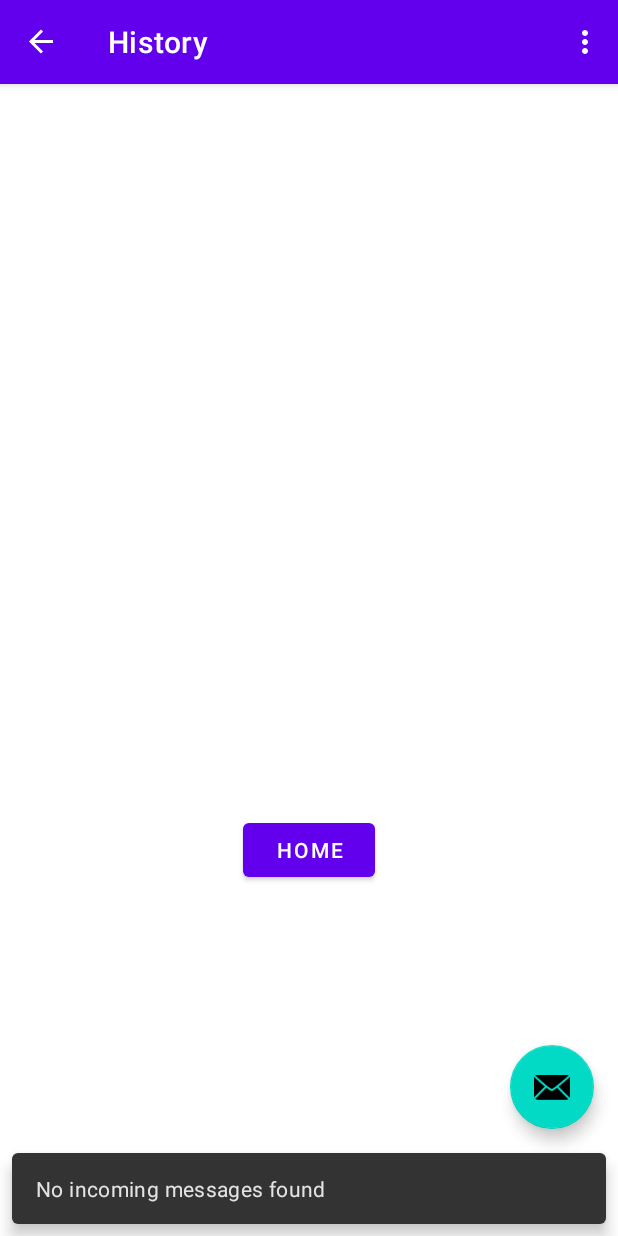
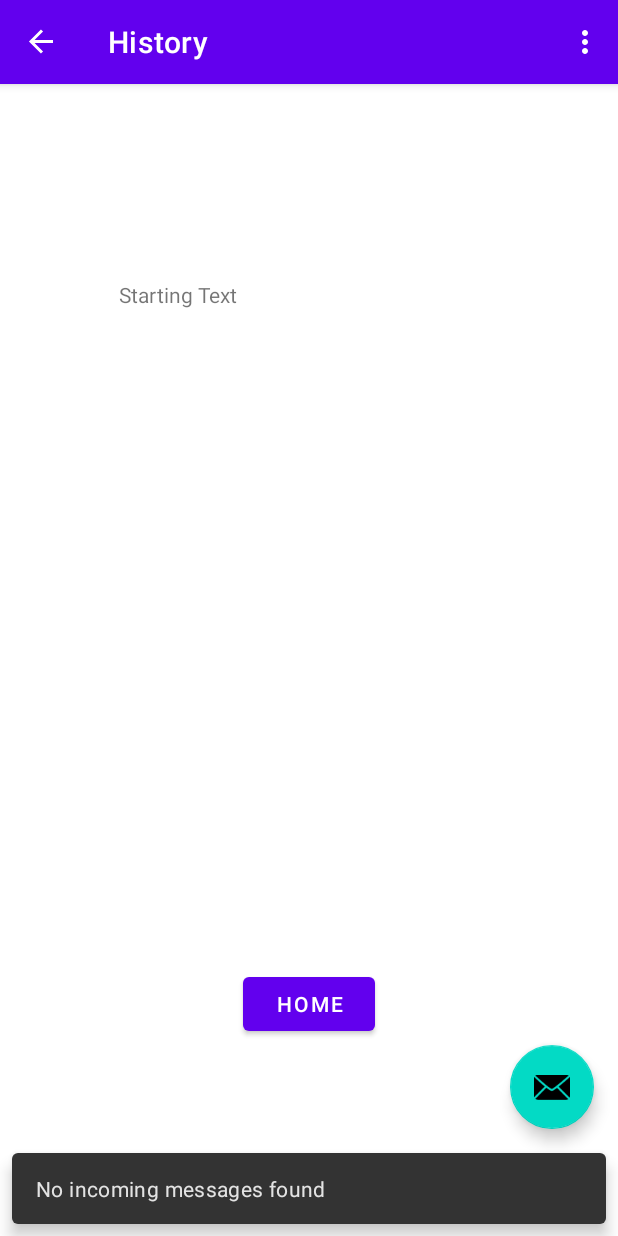
Before and after one commit to ibarraz5/capstone1-android, an Android app: the HistoryFragment screen opened through its navigation route, after a tap on an icon or button, on a phone screen of 412 x 824 dp. Run offline under Robolectric (Android 15) with nearby library versions, the phone set to English and light mode, and no system bars; our stand-ins replace navigation-ui; libraries missing offline, so code that uses them is left out: com.tickaroo.tikxml.

Commit message:
Add editable History for setting message text

```diff
--- a/WEAMobileApp/app/src/main/java/com/wea/mobileapp/HistoryFragment.java
+++ b/WEAMobileApp/app/src/main/java/com/wea/mobileapp/HistoryFragment.java
@@ -4,16 +4,21 @@ import android.os.Bundle;
 import android.view.LayoutInflater;
 import android.view.View;
 import android.view.ViewGroup;
+import android.widget.TextView;
 
 import androidx.annotation.NonNull;
+import androidx.annotation.Nullable;
 import androidx.fragment.app.Fragment;
 import androidx.navigation.fragment.NavHostFragment;
 
 import com.wea.mobileapp.databinding.HistoryFragmentBinding;
 
+import org.w3c.dom.Text;
+
 public class HistoryFragment extends Fragment {
 
     private HistoryFragmentBinding binding;
+    private static TextView tv;
 
     @Override
     public View onCreateView(
@@ -22,8 +27,40 @@ public class HistoryFragment extends Fragment {
     ) {
 
         binding = HistoryFragmentBinding.inflate(inflater, container, false);
+        if (savedInstanceState != null){
+            tv.setText(savedInstanceState.getCharSequence("ourKey"));
+        }
         return binding.getRoot();
 
+    }
+
+//    @Override
+//    public void onCreate(@Nullable Bundle savedInstanceState){
+//        super.onCreate(savedInstanceState);
+//        if (savedInstanceState != null){
+//            tv.setText(savedInstanceState.getCharSequence("ourKey"));
+//        }
+//    }
+
+
+    @Override
+    public void onCreate(@Nullable Bundle savedInstanceState) {
+        super.onCreate(savedInstanceState);
+        if (savedInstanceState != null){
+            tv.setText(savedInstanceState.getCharSequence("ourKey"));
+        }
+    }
+
+    public void onStart(){
+        super.onStart();
+        tv = (TextView)getView().findViewById(R.id.textview_second);
+    }
+
+    @Override
+    public void onSaveInstanceState(@NonNull Bundle outState) {
+        super.onSaveInstanceState(outState);
+
+        outState.putCharSequence("ourKey", tv.getText());
     }
 
     public void onViewCreated(@NonNull View view, Bundle savedInstanceState) {
@@ -44,4 +81,13 @@ public class HistoryFragment extends Fragment {
         binding = null;
     }
 
+    public static void setText(String text) {
+        System.out.println("INSIDE SET TEXT");
+        System.out.println(text);
+        if (tv != null){
+            System.out.println("TV Not Null");
+            tv.setText(text);
+        }
+    }
+
 }
--- a/WEAMobileApp/app/src/main/java/com/wea/mobileapp/HomeFragment.java
+++ b/WEAMobileApp/app/src/main/java/com/wea/mobileapp/HomeFragment.java
@@ -4,6 +4,7 @@ import android.os.Bundle;
 import android.view.LayoutInflater;
 import android.view.View;
 import android.view.ViewGroup;
+import android.widget.TextView;
 
 import androidx.annotation.NonNull;
 import androidx.fragment.app.Fragment;
@@ -17,6 +18,8 @@ public class HomeFragment extends Fragment {
     @Override
     public View onCreateView(LayoutInflater inflater, ViewGroup container, Bundle savedInstanceState) {
         binding = HomeFragmentBinding.inflate(inflater, container, false);
+
+
 
         return binding.getRoot();
     }
--- a/WEAMobileApp/app/src/main/java/com/wea/mobileapp/MainActivity.java
+++ b/WEAMobileApp/app/src/main/java/com/wea/mobileapp/MainActivity.java
@@ -26,6 +26,7 @@ import com.wea.local.DBHandler;
 
 import android.view.Menu;
 import android.view.MenuItem;
+import android.widget.TextView;
 
 import java.util.Random;
 import java.util.concurrent.atomic.AtomicBoolean;
@@ -103,10 +104,15 @@ public class MainActivity extends AppCompatActivity {
                 Thread thread = new Thread(() -> {
                     try {
                         cmacMessage[0] = CMACProcessor.parseMessage();
+                        HistoryFragment.setText(cmacMessage[0].getShortMessage("english"));
+                        System.out.println("PRINTING OUT CMAC MESSAGE");
+                        System.out.println(cmacMessage[0].getShortMessage("english"));
                     } catch (Exception e) {
                         e.printStackTrace();
                     }
                 });
+
+
 
                 thread.start();
                 try {
@@ -200,4 +206,6 @@ public class MainActivity extends AppCompatActivity {
 
         return weaAlertDialog;
     }
+
+//    private
 }
--- a/WEAMobileApp/app/src/main/res/layout/activity_main.xml
+++ b/WEAMobileApp/app/src/main/res/layout/activity_main.xml
@@ -31,6 +31,7 @@
         android:layout_marginBottom="16dp"
         app:srcCompat="@android:drawable/ic_dialog_email" />
 
+
     <include layout="@layout/table_fragment" />
 
 </androidx.coordinatorlayout.widget.CoordinatorLayout>
--- a/WEAMobileApp/app/src/main/res/layout/history_fragment.xml
+++ b/WEAMobileApp/app/src/main/res/layout/history_fragment.xml
@@ -8,8 +8,9 @@
 
     <TextView
         android:id="@+id/textview_second"
-        android:layout_width="wrap_content"
-        android:layout_height="wrap_content"
+        android:text="Starting Text"
+        android:layout_width="253dp"
+        android:layout_height="328dp"
         app:layout_constraintBottom_toTopOf="@id/home_button"
         app:layout_constraintEnd_toEndOf="parent"
         app:layout_constraintStart_toStartOf="parent"
```
